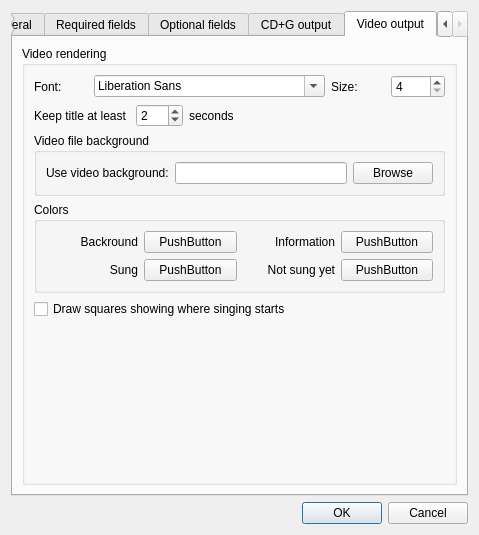
gyunaev/karlyriceditor, file src/dialog_projectsettings.ui: the form before one commit.
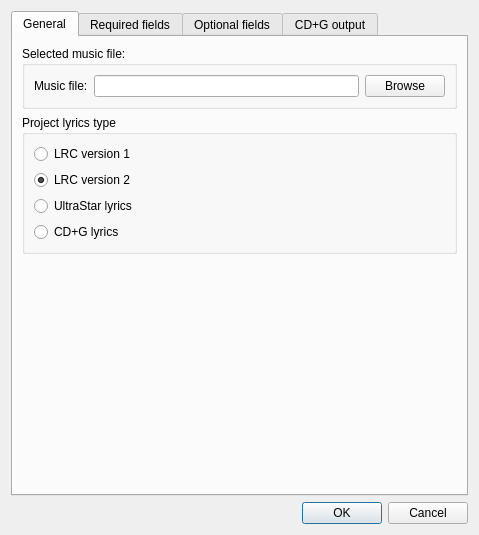
The form after the commit. The open tabs and pages were chosen to show the change. Custom widgets are drawn as their Qt base class.

Commit message: - Added video parameters dialog

Patch:
```diff
--- a/src/dialog_projectsettings.ui
+++ b/src/dialog_projectsettings.ui
@@ -527,239 +527,6 @@
        </item>
       </layout>
      </widget>
-     <widget class="QWidget" name="tab">
-      <attribute name="title">
-       <string>Video output</string>
-      </attribute>
-      <layout class="QVBoxLayout" name="verticalLayout_9">
-       <item>
-        <widget class="QGroupBox" name="groupCDG_2">
-         <property name="title">
-          <string>Video rendering</string>
-         </property>
-         <layout class="QVBoxLayout" name="verticalLayout_8">
-          <item>
-           <layout class="QHBoxLayout" name="horizontalLayout_4">
-            <item>
-             <widget class="QLabel" name="label_24">
-              <property name="text">
-               <string>Font:</string>
-              </property>
-             </widget>
-            </item>
-            <item>
-             <widget class="QFontComboBox" name="fontVideo">
-              <property name="whatsThis">
-               <string>Font family for preview window</string>
-              </property>
-             </widget>
-            </item>
-            <item>
-             <widget class="QLabel" name="label_25">
-              <property name="text">
-               <string>Size:</string>
-              </property>
-             </widget>
-            </item>
-            <item>
-             <widget class="QSpinBox" name="fontVideoSize">
-              <property name="whatsThis">
-               <string>Font size for preview window. Larger values are suggested (24 and up)</string>
-              </property>
-              <property name="minimum">
-               <number>4</number>
-              </property>
-              <property name="maximum">
-               <number>120</number>
-              </property>
-              <property name="singleStep">
-               <number>2</number>
-              </property>
-             </widget>
-            </item>
-           </layout>
-          </item>
-          <item>
-           <layout class="QHBoxLayout" name="horizontalLayout_5">
-            <item>
-             <widget class="QLabel" name="label_26">
-              <property name="text">
-               <string>Keep title at least </string>
-              </property>
-             </widget>
-            </item>
-            <item>
-             <widget class="QSpinBox" name="titleVideoMin">
-              <property name="maximum">
-               <number>120</number>
-              </property>
-              <property name="value">
-               <number>2</number>
-              </property>
-             </widget>
-            </item>
-            <item>
-             <widget class="QLabel" name="label_27">
-              <property name="text">
-               <string>seconds</string>
-              </property>
-             </widget>
-            </item>
-            <item>
-             <spacer name="horizontalSpacer_2">
-              <property name="orientation">
-               <enum>Qt::Horizontal</enum>
-              </property>
-              <property name="sizeHint" stdset="0">
-               <size>
-                <width>40</width>
-                <height>20</height>
-               </size>
-              </property>
-             </spacer>
-            </item>
-           </layout>
-          </item>
-          <item>
-           <widget class="QGroupBox" name="groupBox_4">
-            <property name="title">
-             <string>Video file background</string>
-            </property>
-            <layout class="QHBoxLayout" name="horizontalLayout_6">
-             <item>
-              <widget class="QLabel" name="label_32">
-               <property name="text">
-                <string>Use video background:</string>
-               </property>
-              </widget>
-             </item>
-             <item>
-              <widget class="QLineEdit" name="leVideoBackground"/>
-             </item>
-             <item>
-              <widget class="QPushButton" name="btnBrowseVideo">
-               <property name="text">
-                <string>Browse</string>
-               </property>
-              </widget>
-             </item>
-            </layout>
-           </widget>
-          </item>
-          <item>
-           <widget class="QGroupBox" name="groupBox_7">
-            <property name="title">
-             <string>Colors</string>
-            </property>
-            <layout class="QGridLayout" name="gridLayout_5">
-             <item row="0" column="0">
-              <widget class="QLabel" name="label_28">
-               <property name="text">
-                <string>Backround</string>
-               </property>
-               <property name="alignment">
-                <set>Qt::AlignRight|Qt::AlignTrailing|Qt::AlignVCenter</set>
-               </property>
-              </widget>
-             </item>
-             <item row="0" column="1">
-              <widget class="ColorButton" name="btnVideoColorBg">
-               <property name="whatsThis">
-                <string>Preview window background color.</string>
-               </property>
-               <property name="text">
-                <string>PushButton</string>
-               </property>
-              </widget>
-             </item>
-             <item row="0" column="2">
-              <widget class="QLabel" name="label_29">
-               <property name="text">
-                <string>Information</string>
-               </property>
-               <property name="alignment">
-                <set>Qt::AlignRight|Qt::AlignTrailing|Qt::AlignVCenter</set>
-               </property>
-              </widget>
-             </item>
-             <item row="0" column="3">
-              <widget class="ColorButton" name="btnVideoColorInfo">
-               <property name="whatsThis">
-                <string>Preview window text color for the text which has been sung.</string>
-               </property>
-               <property name="text">
-                <string>PushButton</string>
-               </property>
-              </widget>
-             </item>
-             <item row="1" column="0">
-              <widget class="QLabel" name="label_30">
-               <property name="text">
-                <string>Sung</string>
-               </property>
-               <property name="alignment">
-                <set>Qt::AlignRight|Qt::AlignTrailing|Qt::AlignVCenter</set>
-               </property>
-              </widget>
-             </item>
-             <item row="1" column="1">
-              <widget class="ColorButton" name="btnVideoColorInactive">
-               <property name="whatsThis">
-                <string>Preview window text color for the text which is not being sung yet..</string>
-               </property>
-               <property name="text">
-                <string>PushButton</string>
-               </property>
-              </widget>
-             </item>
-             <item row="1" column="2">
-              <widget class="QLabel" name="label_31">
-               <property name="text">
-                <string>Not sung yet</string>
-               </property>
-               <property name="alignment">
-                <set>Qt::AlignRight|Qt::AlignTrailing|Qt::AlignVCenter</set>
-               </property>
-              </widget>
-             </item>
-             <item row="1" column="3">
-              <widget class="ColorButton" name="btnVideoColorActive">
-               <property name="whatsThis">
-                <string>Preview window text color for the text which has been sung.</string>
-               </property>
-               <property name="text">
-                <string>PushButton</string>
-               </property>
-              </widget>
-             </item>
-            </layout>
-           </widget>
-          </item>
-          <item>
-           <widget class="QCheckBox" name="cbVideoPreamble">
-            <property name="text">
-             <string>Draw squares showing where singing starts</string>
-            </property>
-           </widget>
-          </item>
-          <item>
-           <spacer name="verticalSpacer_4">
-            <property name="orientation">
-             <enum>Qt::Vertical</enum>
-            </property>
-            <property name="sizeHint" stdset="0">
-             <size>
-              <width>20</width>
-              <height>40</height>
-             </size>
-            </property>
-           </spacer>
-          </item>
-         </layout>
-        </widget>
-       </item>
-      </layout>
-     </widget>
     </widget>
    </item>
    <item>
```
Left out of the diff: 2 changed lines with no effect on the pictures. The commit also changes 12 other files.
